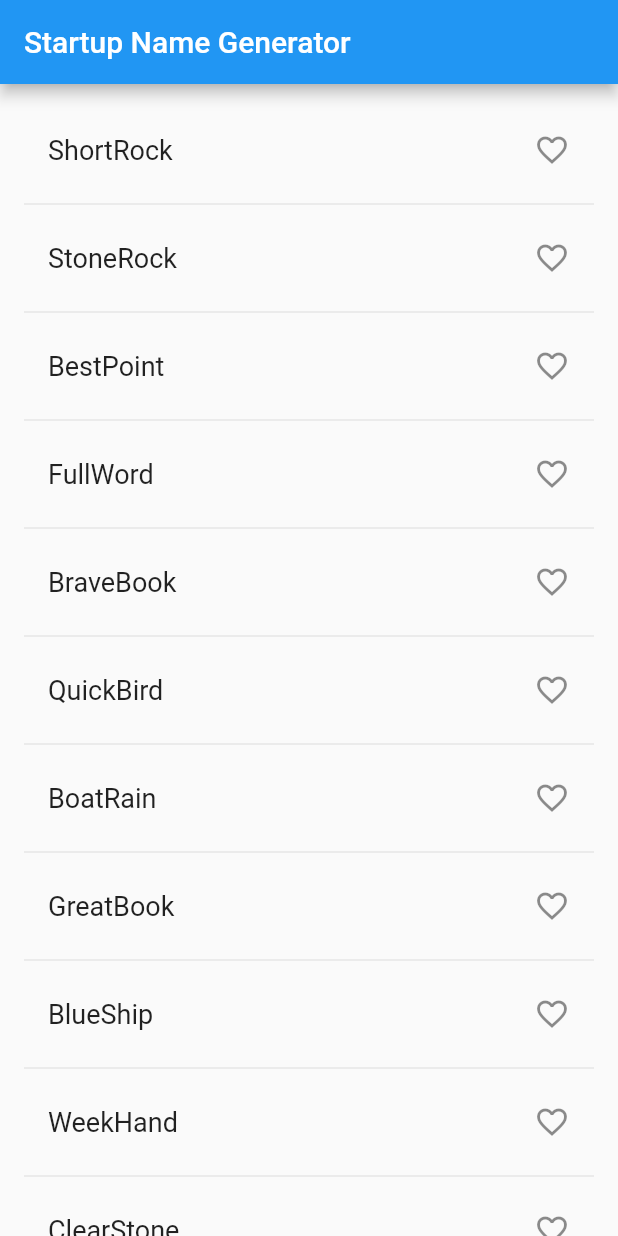
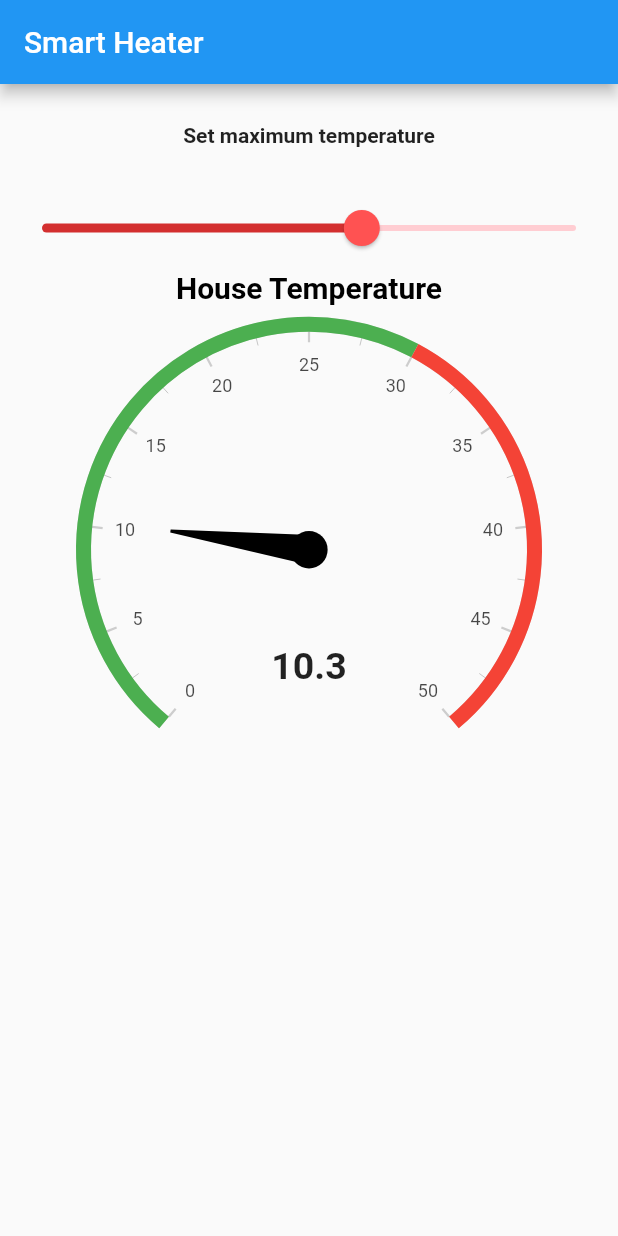
Before and after one commit to flemx/Smart-Heater, a Flutter app: the screen it shows after launch, on a phone screen of 412 x 824 dp. Run offline on Flutter 3.47's test engine with Material 2 defaults, Android fonts, the phone set to English and light mode, and no system bars; drawn by our look-alikes of syncfusion_flutter_gauges.

Commit message:
Added temperature widget

```diff
--- a/flutter/smart_heater/lib/main.dart
+++ b/flutter/smart_heater/lib/main.dart
@@ -3,7 +3,7 @@
 // found in the LICENSE file.
 
 import 'package:flutter/material.dart';
-import 'package:english_words/english_words.dart';
+import 'package:syncfusion_flutter_gauges/gauges.dart';
 
 void main() => runApp(MyApp());
 
@@ -11,8 +11,8 @@ class MyApp extends StatelessWidget {
   @override
   Widget build(BuildContext context) {
     return MaterialApp(
-      title: 'Startup Name Generator',
-      home: RandomWords(),
+      title: 'Smart Heater',
+      home: SmartDashboard(),
     );
   }
 }
@@ -20,63 +20,124 @@ class MyApp extends StatelessWidget {
 /**
  *  Class which contains most of the logic
  */
-class RandomWordsState extends State<RandomWords> {
-  final _suggestions = <WordPair>[];
-  final Set<WordPair> _saved = Set<WordPair>();
-  final _biggerFont = const TextStyle(fontSize: 18.0);
+class SmartDashboardState extends State<SmartDashboard> {
+ var _maxTempValue = 30.0;
   @override
   Widget build(BuildContext context) {
     return Scaffold(
       appBar: AppBar(
-        title: Text('Startup Name Generator'),
+        title: Text('Smart Heater'),
       ),
-      body: _buildSuggestions(),
+      body: Column(
+        children: [
+          titleSection(),
+          maxTempSlider(),
+          tempChart(),
+        ],
+      ),
     );
   }
 
-  Widget _buildSuggestions() {
-    return ListView.builder(
-        padding: const EdgeInsets.all(16.0),
-        itemBuilder: /*1*/ (context, i) {
-          if (i.isOdd) return Divider(); /*2*/
-
-          final index = i ~/ 2; /*3*/
-          if (index >= _suggestions.length) {
-            _suggestions.addAll(generateWordPairs().take(10)); /*4*/
-          }
-          return _buildRow(_suggestions[index]);
-        });
+  Widget titleSection() {
+    return Center(
+      child: Container(
+        padding: const EdgeInsets.all(26.0),
+        child: Text(
+          'Set maximum temperature',
+          style: TextStyle(
+            fontWeight: FontWeight.bold,
+          ),
+        ),
+      ),
+    );
   }
 
-  Widget _buildRow(WordPair pair) {
-    final bool alreadySaved = _saved.contains(pair);
-    return ListTile(
-      title: Text(
-        pair.asPascalCase,
-        style: _biggerFont,
+  Widget maxTempSlider() {
+    double maxVar = _maxTempValue.toDouble();
+
+    return SliderTheme(
+      data: SliderTheme.of(context).copyWith(
+        activeTrackColor: Colors.red[700],
+        inactiveTrackColor: Colors.red[100],
+        trackShape: RoundedRectSliderTrackShape(),
+        trackHeight: 4.0,
+        thumbShape: RoundSliderThumbShape(enabledThumbRadius: 12.0),
+        thumbColor: Colors.redAccent,
+        overlayColor: Colors.red.withAlpha(32),
+        overlayShape: RoundSliderOverlayShape(overlayRadius: 28.0),
+        tickMarkShape: RoundSliderTickMarkShape(),
+        activeTickMarkColor: Colors.red[700],
+        inactiveTickMarkColor: Colors.red[100],
+        valueIndicatorShape: PaddleSliderValueIndicatorShape(),
+        valueIndicatorColor: Colors.redAccent,
+        valueIndicatorTextStyle: TextStyle(
+          color: Colors.white,
+        ),
       ),
-      trailing: Icon(
-        alreadySaved ? Icons.favorite : Icons.favorite_border,
-        color: alreadySaved ? Colors.red : null,
+      child: Slider(
+        value: _maxTempValue,
+        min: 0,
+        max: 50,
+        divisions: 50,
+        label: '$_maxTempValue',
+        onChanged: (value) {
+          setState(
+            () {
+              _maxTempValue = value;
+            },
+          );
+        },
       ),
-      onTap: () {
-        // Add 9 lines from here...
-        setState(() {
-          if (alreadySaved) {
-            _saved.remove(pair);
-          } else {
-            _saved.add(pair);
-          }
-        });
-      },
     );
+  }
+
+  Widget tempChart() {
+    var tempVal = 10.3;
+    return SfRadialGauge(
+        enableLoadingAnimation: true,
+        animationDuration: 4500,
+        title: GaugeTitle(
+            text: 'House Temperature',
+            textStyle:
+                const TextStyle(fontSize: 20.0, fontWeight: FontWeight.bold)),
+        axes: <RadialAxis>[
+          RadialAxis(minimum: 0, maximum: 50, ranges: <GaugeRange>[
+            GaugeRange(
+                startValue: 0,
+                endValue: _maxTempValue ,
+                color: Colors.green,
+                startWidth: 10,
+                endWidth: 10),
+            GaugeRange(
+                startValue: _maxTempValue,
+                endValue: 50,
+                color: Colors.red,
+                startWidth: 10,
+                endWidth: 10)
+          ], pointers: <GaugePointer>[
+            NeedlePointer(value: tempVal, enableAnimation: true),
+          ], annotations: <GaugeAnnotation>[
+            GaugeAnnotation(
+                widget: Container(
+                    child: Text('${tempVal}',
+                        style: TextStyle(
+                            fontSize: 25, fontWeight: FontWeight.bold))),
+                angle: 90,
+                positionFactor: 0.5)
+          ]),
+        ]);
+  }
+
+
+  Widget _buildDashboard() {
+    return Column();
   }
 }
 
 /**
  * Class to generate state for RandomWordsState
  */
-class RandomWords extends StatefulWidget {
+class SmartDashboard extends StatefulWidget {
   @override
-  RandomWordsState createState() => RandomWordsState();
+  SmartDashboardState createState() => SmartDashboardState();
 }
--- a/flutter/smart_heater/pubspec.yaml
+++ b/flutter/smart_heater/pubspec.yaml
@@ -23,7 +23,7 @@ dependencies:
   # The following adds the Cupertino Icons font to your application.
   # Use with the CupertinoIcons class for iOS style icons.
   cupertino_icons: ^0.1.2
-  english_words: ^3.1.0
+  syncfusion_flutter_gauges: ^18.1.42
 
 dev_dependencies:
   flutter_test:
```
Also changed, not shown: flutter/smart_heater/pubspec.lock.
